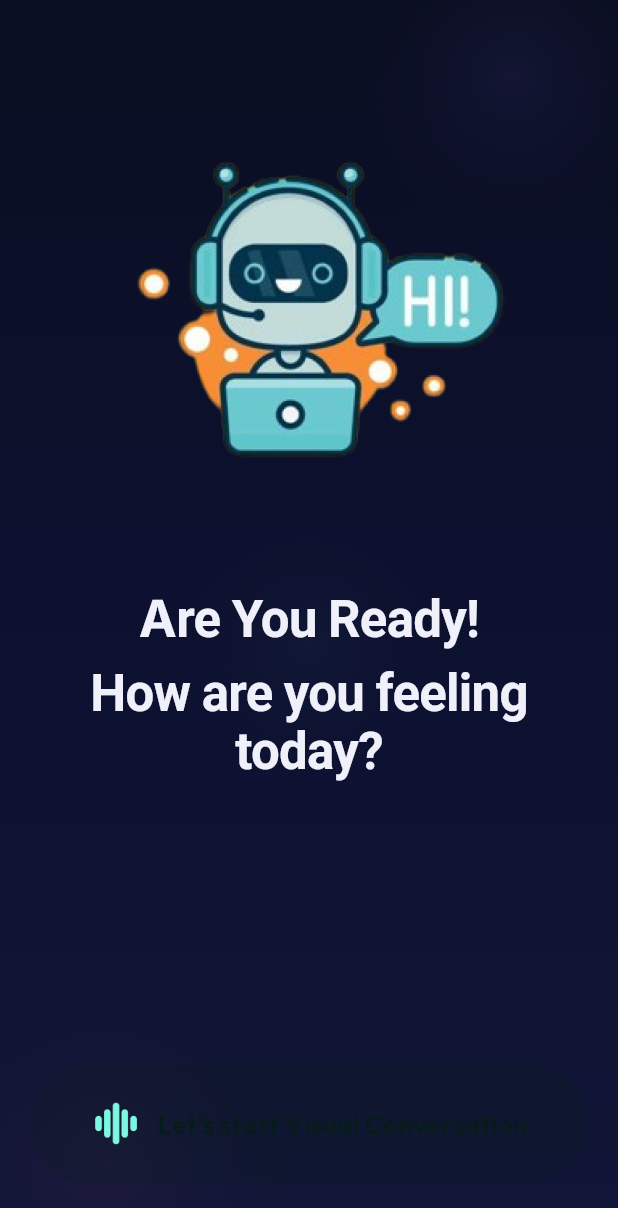
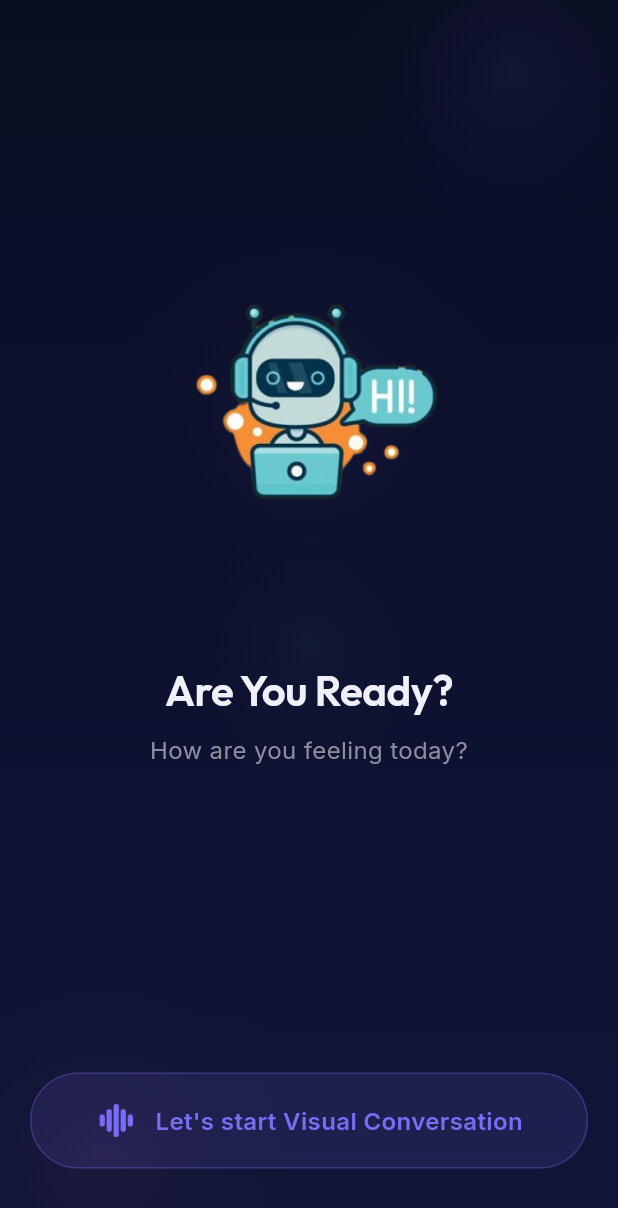
Before and after one commit to Sandeep-Sisodiya/AI_Therapy-Dr.-Savi-, a Flutter app: the VideoConverstaionModeScreen screen opened directly, on a phone screen of 412 x 824 dp. Shown: the top 1208 px of the screen. Run offline on Flutter 3.47's test engine with Material 3 defaults, Android fonts, the phone set to English and light mode, and no system bars; drawn by our look-alikes of flutter_animate; our stand-ins replace camera, cloud_firestore, firebase_auth, firebase_core, flutter_dotenv, flutter_tts and 10 more; accounts and stored records are empty.

Commit message:
adding ui

```diff
--- a/lib/onBoarding/video_conversation_mode_screen.dart
+++ b/lib/onBoarding/video_conversation_mode_screen.dart
@@ -1,12 +1,11 @@
-import 'package:ai_therapy/onBoarding/audio_conversation_page.dart';
-import 'package:ai_therapy/constants.dart';
+import 'package:ai_therapy/onBoarding/video_conversation_page.dart';
 import 'package:ai_therapy/custom_background.dart';
-import 'package:ai_therapy/onBoarding/video_conversation_page.dart';
 import 'package:flutter/material.dart';
-import 'package:google_fonts/google_fonts.dart';
+import 'package:flutter_animate/flutter_animate.dart';
 import 'package:vibration/vibration.dart';
 import 'package:get/get.dart';
 
+import '../app_theme.dart';
 import '../Controllers/user_controller.dart';
 
 class VideoConverstaionModeScreen extends StatelessWidget {
@@ -15,51 +14,61 @@ class VideoConverstaionModeScreen extends StatelessWidget {
   @override
   Widget build(BuildContext context) {
     return Scaffold(
-      // appBar: AppBar(),
       body: CustomBackground(
         otherWidget: SafeArea(
           child: Padding(
             padding: const EdgeInsets.symmetric(horizontal: 20, vertical: 15),
             child: Column(
-              // mainAxisAlignment: MainAxisAlignment.spaceBetween,
               crossAxisAlignment: CrossAxisAlignment.center,
               children: [
-                Column(
+                const Spacer(flex: 1),
+                Stack(
+                  alignment: Alignment.center,
                   children: [
-                    Image.asset("assets/robot.png"),
+                    Container(
+                      width: 300,
+                      height: 300,
+                      decoration: BoxDecoration(
+                        shape: BoxShape.circle,
+                        gradient: RadialGradient(
+                          colors: [
+                            AppColors.auroraLavender.withOpacity(0.08),
+                            Colors.transparent,
+                          ],
+                        ),
+                      ),
+                    ),
+                    Image.asset("assets/robot.png", height: 250),
+                  ],
+                ).animate().fadeIn(duration: 700.ms),
+
+                const SizedBox(height: 24),
+
                 Text(
-                      "Are You Ready!",
-                      style: GoogleFonts.kaushanScript(
-                        textStyle: Theme.of(context).textTheme.displayLarge,
+                  "Are You Ready?",
+                  style: AppTypography.displayMedium,
+                  textAlign: TextAlign.center,
+                ).animate().fadeIn(delay: 300.ms, duration: 500.ms),
+
+                const SizedBox(height: 8),
+                Text(
+                  "How are you feeling today?",
+                  style: AppTypography.bodyLarge.copyWith(
+                    color: AppColors.moonGray,
                   ),
                   textAlign: TextAlign.center,
-                    ),
-                    const SizedBox(height: 10),
-                    Text(
-                      "How are you feeling today?",
-                      style: GoogleFonts.kaushanScript(
-                        textStyle: Theme.of(context).textTheme.displayLarge,
-                      ),
-                      textAlign: TextAlign.center,
-                    ),
-                  ],
-                ),
-                const Spacer(),
-                Column(
-                  children: [
+                ).animate().fadeIn(delay: 450.ms, duration: 500.ms),
+
+                const Spacer(flex: 2),
+
                 _mainButton(
                   context,
                   "Let's start Visual Conversation",
                   null,
-                      Color(0xff061c18),
-                    ),
-                    const SizedBox(
-                      height: 20,
-                    ),
-                    // _mainButton(
-                    //     context, "Over Text Chat", Icons.chat, sliderGreen),
-                  ],
-                ),
+                  AppColors.auroraLavender,
+                ).animate().fadeIn(delay: 600.ms, duration: 500.ms),
+
+                const SizedBox(height: 30),
               ],
             ),
           ),
@@ -77,23 +86,25 @@ class VideoConverstaionModeScreen extends StatelessWidget {
     }
     return GestureDetector(
       onTap: () async {
-        // Vibrate using vibration package
         if (await Vibration.hasVibrator() ?? false) {
-          Vibration.vibrate(duration: 100); // short vibration for feedback
+          Vibration.vibrate(duration: 100);
         }
 
         Get.to(
           () => const VideoConversationPage(),
           curve: Curves.easeIn,
           transition: Transition.downToUp,
-          // duration: const Duration(milliseconds: 300),
         );
       },
       child: Container(
-        height: 80,
+        height: 64,
         decoration: BoxDecoration(
-          color: color.withOpacity(.2),
+          color: color.withOpacity(0.12),
           borderRadius: BorderRadius.circular(50),
+          border: Border.all(
+            color: color.withOpacity(0.3),
+            width: 1,
+          ),
         ),
         child: Center(
           child: Row(
@@ -102,22 +113,17 @@ class VideoConverstaionModeScreen extends StatelessWidget {
               icon == null
                   ? Image.asset(
                       "assets/voice_chat.png",
-                width: 35,
-                height: 35,
+                      width: 28,
+                      height: 28,
+                      color: color,
                     )
-                  : Icon(
-                icon,
-                size: 30,
-                color: sliderGreen,
-              ),
-              const SizedBox(
-                width: 10,
-              ),
+                  : Icon(icon, size: 26, color: color),
+              const SizedBox(width: 12),
               Text(
                 text,
-                style: Theme.of(context).textTheme.displaySmall!.copyWith(
+                style: AppTypography.labelLarge.copyWith(
                   color: color,
-                  fontSize: 18,
+                  fontSize: 16,
                 ),
               ),
             ],
```
Also changed, not shown: lib/onBoarding/video_conversation_page.dart (+128 -113 lines). Lines whose indentation alone changed are shown as unchanged.
